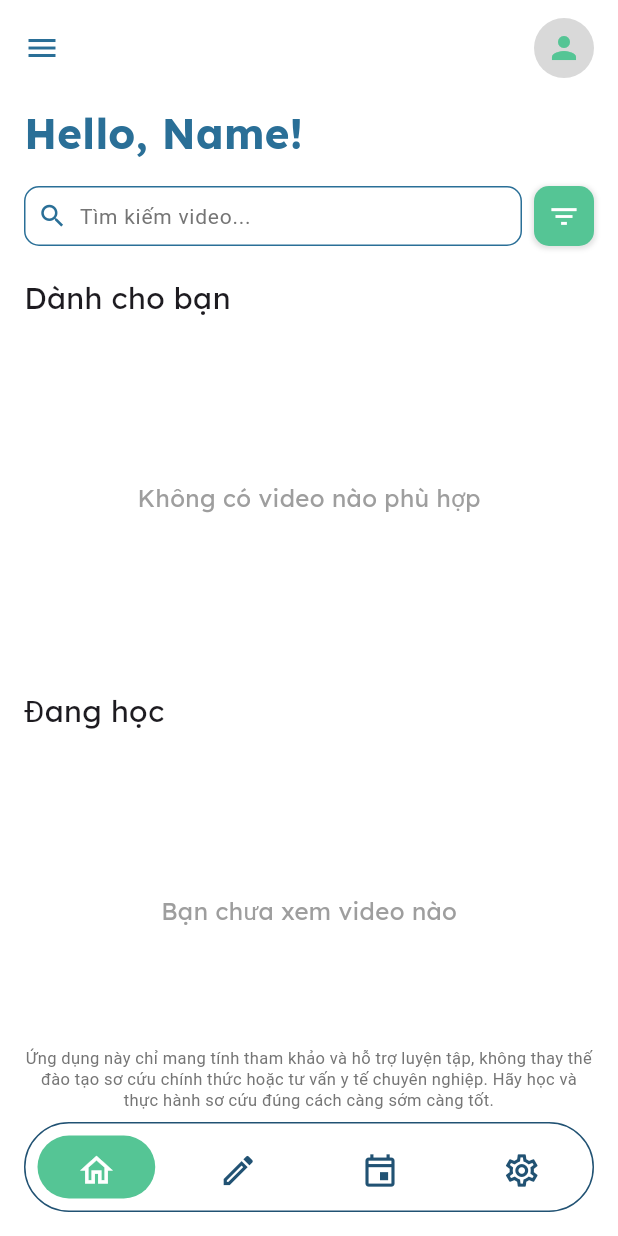
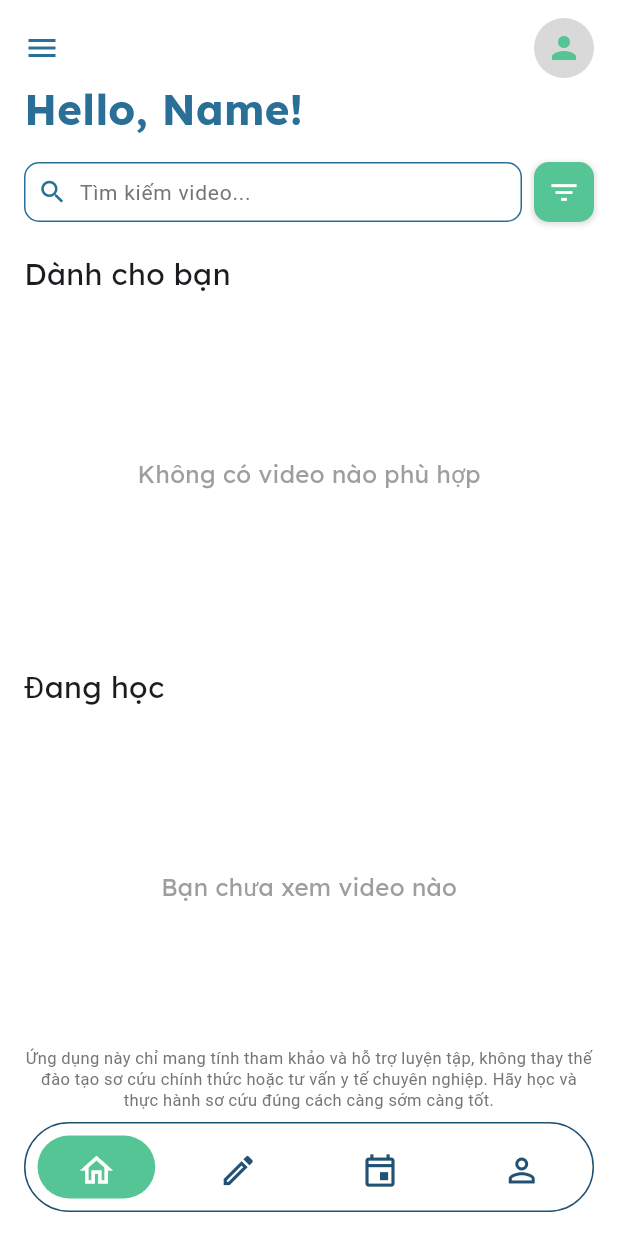
Before and after one commit to nphng15/learn2aid_frontend, a Flutter app: the DashboardPage screen opened by its route, on a phone screen of 412 x 824 dp. Run offline on Flutter 3.47's test engine with Material 3 defaults, Android fonts, the phone set to English and light mode, and no system bars; our stand-ins replace cloud_firestore, firebase_auth, firebase_core, get, google_fonts, google_sign_in and 3 more; accounts and stored records are empty.

Commit message:
replace settings by profile icon, update profile navigation

```diff
--- a/lib/features/presentation/global_widgets/dashboard_navbar.dart
+++ b/lib/features/presentation/global_widgets/dashboard_navbar.dart
@@ -56,10 +56,10 @@ class DashboardNavBar extends StatelessWidget {
                 isActive: Get.currentRoute == AppRoutes.event,
               ),
               navButton(
-                icon: Icons.settings_outlined,
+                icon: Icons.person_outline,
                 color: const Color(0xff215273),
-                onTap: () {}, // Placeholder cho chức năng khác
-                isActive: false,
+                onTap: () => Get.toNamed(AppRoutes.profile),
+                isActive: Get.currentRoute == AppRoutes.profile,
               ),
             ],
           ),
--- a/lib/features/presentation/modules/dashboard/widgets/dashboard_header.dart
+++ b/lib/features/presentation/modules/dashboard/widgets/dashboard_header.dart
@@ -100,7 +100,6 @@ class DashboardHeader extends StatelessWidget {
               ),
             ],
           ),
-          const SizedBox(height: 16),
           Text(
             "Hello, $displayName!",
             style: const TextStyle(
```
